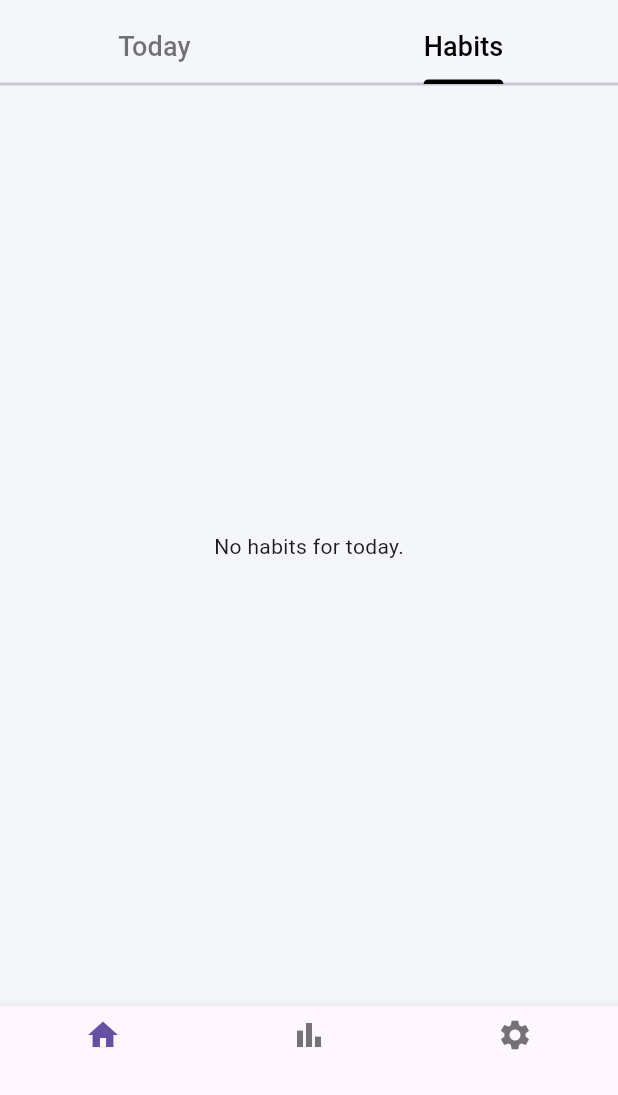
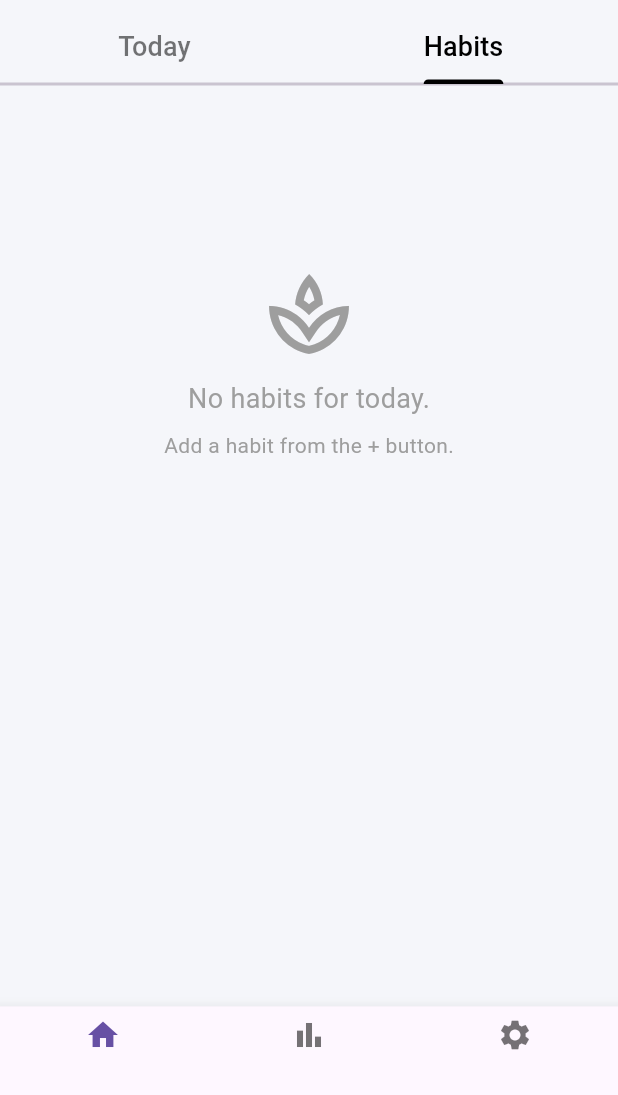
Before and after one commit to GeorgePadmore/trackbloom, a Flutter app: the screen it shows after launch, tab 2 chosen, on a phone screen of 412 x 824 dp, the part 141-1236 px from its top. Run offline on Flutter 3.47's test engine with Material 3 defaults, Android fonts, the phone set to English and light mode, and no system bars; our stand-ins replace package_info_plus, shared_preferences, sqflite; accounts and stored records are empty.

Commit message:
Update dependencies in pubspec.lock, add package_info_plus for version display, and implement refresh functionality in home and progress screens. Increment version to 1.0.2+3 in pubspec.yaml and update privacy policy metadata.

```diff
--- a/lib/screens/home_screen.dart
+++ b/lib/screens/home_screen.dart
@@ -31,8 +31,9 @@ class _HomeScreenState extends State<HomeScreen>
     _todayItemsFuture = DatabaseService().getTodayItems(DateTime.now());
   }
 
-  void _refresh() {
+  Future<void> _refresh() async {
     setState(_loadItems);
+    await _todayItemsFuture;
   }
 
   @override
@@ -131,23 +132,36 @@ class _HomeScreenState extends State<HomeScreen>
                               return Center(child: Text('Error: \\${snapshot.error}'));
                             }
                             final items = snapshot.data ?? [];
-                            return AnimatedSwitcher(
+                            return RefreshIndicator(
+                              onRefresh: _refresh,
+                              child: AnimatedSwitcher(
                                 duration: const Duration(milliseconds: 350),
                                 child: items.isEmpty
-                                  ? Column(
+                                    ? ListView(
                                         key: const ValueKey('empty'),
-                                      mainAxisAlignment: MainAxisAlignment.center,
+                                        physics: const AlwaysScrollableScrollPhysics(),
                                         children: const [
+                                          SizedBox(height: 120),
                                           Icon(Icons.inbox, size: 64, color: Colors.grey),
                                           SizedBox(height: 12),
-                                        Text(
+                                          Center(
+                                            child: Text(
                                               'No items for today.',
                                               style: TextStyle(fontSize: 18, color: Colors.grey),
+                                            ),
+                                          ),
+                                          SizedBox(height: 8),
+                                          Center(
+                                            child: Text(
+                                              'Tap + to add a habit or task.',
+                                              style: TextStyle(fontSize: 14, color: Colors.grey),
+                                            ),
                                           ),
                                         ],
                                       )
                                     : ListView.builder(
                                       key: const ValueKey('list'),
+                                      physics: const AlwaysScrollableScrollPhysics(),
                                       padding: const EdgeInsets.symmetric(horizontal: 16, vertical: 8),
                                       itemCount: items.length,
                                       itemBuilder: (context, index) {
@@ -205,6 +219,7 @@ class _HomeScreenState extends State<HomeScreen>
                                         }
                                       },
                                     ),
+                              ),
                             );
                           },
                         ),
@@ -222,19 +237,42 @@ class _HomeScreenState extends State<HomeScreen>
                         return Center(child: Text('Error: \\${snapshot.error}'));
                       }
                       final items = (snapshot.data ?? []).where((item) => item.type == ItemType.habit).toList();
-                      if (items.isEmpty) {
-                        return const Center(child: Text('No habits for today.'));
-                      }
-                      return ListView.builder(
+                      return RefreshIndicator(
+                        onRefresh: _refresh,
+                        child: items.isEmpty
+                            ? ListView(
+                                physics: const AlwaysScrollableScrollPhysics(),
+                                children: const [
+                                  SizedBox(height: 120),
+                                  Icon(Icons.spa_outlined, size: 64, color: Colors.grey),
+                                  SizedBox(height: 12),
+                                  Center(
+                                    child: Text(
+                                      'No habits for today.',
+                                      style: TextStyle(fontSize: 18, color: Colors.grey),
+                                    ),
+                                  ),
+                                  SizedBox(height: 8),
+                                  Center(
+                                    child: Text(
+                                      'Add a habit from the + button.',
+                                      style: TextStyle(fontSize: 14, color: Colors.grey),
+                                    ),
+                                  ),
+                                ],
+                              )
+                            : ListView.builder(
+                                physics: const AlwaysScrollableScrollPhysics(),
                                 padding: const EdgeInsets.symmetric(horizontal: 16, vertical: 8),
                                 itemCount: items.length,
                                 itemBuilder: (context, index) {
                                   final item = items[index];
                                   return ItemTile(
                                     item: item,
-                            onChanged: _refresh,
+                                    onChanged: () => _refresh(),
                                   );
                                 },
+                              ),
                       );
                     },
                   ),
--- a/pubspec.yaml
+++ b/pubspec.yaml
@@ -16,7 +16,7 @@ publish_to: 'none' # Remove this line if you wish to publish to pub.dev
 # https://developer.apple.com/library/archive/documentation/General/Reference/InfoPlistKeyReference/Articles/CoreFoundationKeys.html
 # In Windows, build-name is used as the major, minor, and patch parts
 # of the product and file versions while build-number is used as the build suffix.
-version: 1.0.1+2
+version: 1.0.2+3
 
 environment:
   sdk: ^3.8.1
@@ -39,6 +39,7 @@ dependencies:
   path: ^1.8.3
   intl: ^0.19.0
   shared_preferences: ^2.2.2
+  package_info_plus: ^8.3.0
 
 dev_dependencies:
   flutter_test:
```
Also changed, not shown: lib/main.dart (+20 -4 lines), lib/screens/progress_screen.dart (+51 -4 lines), pubspec.lock, 5 other files. Lines whose indentation alone changed are shown as unchanged.
